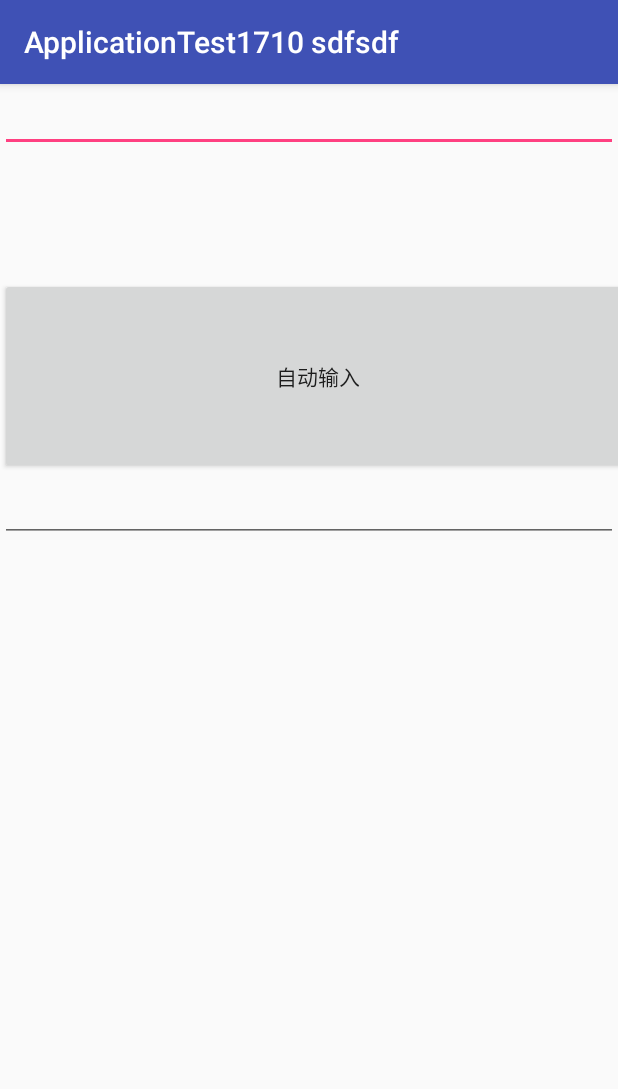
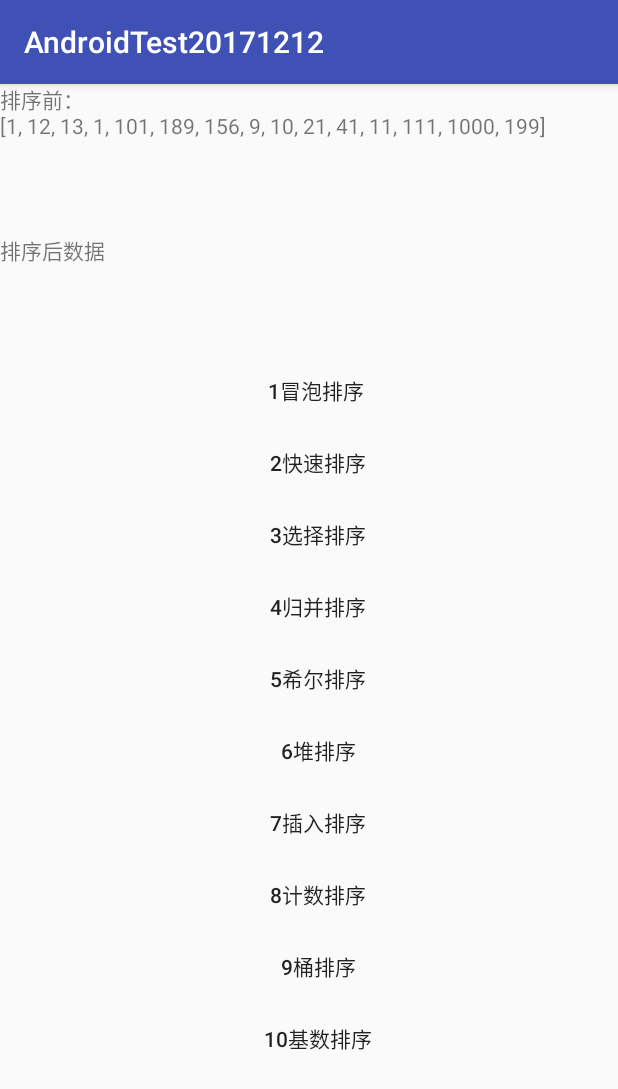
Before and after one commit to fallwater/AnroidTest20171212, an Android app: the screen it shows after launch (Activity02), on a phone screen of 412 x 824 dp. Shown: the top 1089 px of the screen. Run offline under Robolectric (Android 15) with nearby library versions, the phone set to English and light mode, and no system bars; our stand-ins replace ButterKnife; libraries missing offline, so code that uses them is left out: com.blankj.utilcode, permissions.dispatcher; 1 statement that could not run was skipped.

Commit message:
添加算法测试界面

```diff
--- a/app/src/main/java/com/fallwater/applicationtest1710/activity/Activity02.java
+++ b/app/src/main/java/com/fallwater/applicationtest1710/activity/Activity02.java
@@ -4,10 +4,9 @@ import com.fallwater.applicationtest1710.R;
 import com.fallwater.applicationtest1710.base.BaseActivity;
 import com.fallwater.applicationtest1710.fragment.BRVAHFragment;
 import com.fallwater.applicationtest1710.fragment.BitmapFragment03;
-import com.fallwater.applicationtest1710.fragment.DefaultFragment;
+import com.fallwater.applicationtest1710.fragment.FragmentaAgorithm;
 import com.fallwater.applicationtest1710.fragment.RVFragment;
 import com.fallwater.applicationtest1710.fragment.TestFragment02;
-import com.fallwater.applicationtest1710.fragment.TestFragment03;
 import com.fallwater.applicationtest1710.test.SparseArrayTest;
 import com.fallwater.applicationtest1710.unittest.flowlayout.FlowFragment;
 
@@ -43,7 +42,8 @@ public class Activity02 extends BaseActivity {
 
     private Fragment initFragment() {
 //        return new DefaultFragment();
-        return new TestFragment03();
+//        return new TestFragment03();
+        return new FragmentaAgorithm();
     }
 
     /**
--- a/app/src/main/java/com/fallwater/applicationtest1710/fragment/FragmentaAgorithm.java
+++ b/app/src/main/java/com/fallwater/applicationtest1710/fragment/FragmentaAgorithm.java
@@ -1,12 +1,14 @@
 package com.fallwater.applicationtest1710.fragment;
 
+import com.blankj.utilcode.util.LogUtils;
 import com.fallwater.applicationtest1710.R;
 
 import android.os.Bundle;
-import android.support.v7.widget.AppCompatButton;
 import android.view.View;
-import android.widget.EditText;
 import android.widget.TextView;
+
+import java.util.ArrayList;
+import java.util.List;
 
 import butterknife.BindView;
 import butterknife.OnClick;
@@ -18,19 +20,40 @@ import butterknife.OnClick;
  */
 public class FragmentaAgorithm extends BaseFragment {
 
+    public static final String TAG = "FragmentaAgorithm";
 
-    @BindView(R.id.tv)
-    TextView tv;
+    @BindView(R.id.tv_input)
+    TextView mInputTV;
 
-    @BindView(R.id.et)
-    EditText et;
+    @BindView(R.id.tv_sort)
+    TextView mSortTV;
 
-    @BindView(R.id.bt)
-    AppCompatButton bt;
+    private List<Integer> mList;
+
+    private String pre = "排序前：\n";
+
+    private String after = "排序后：\n";
 
     @Override
     protected void initData() {
+        mList = new ArrayList<>();
+        mList.add(1);
+        mList.add(12);
+        mList.add(13);
+        mList.add(1);
+        mList.add(101);
+        mList.add(189);
+        mList.add(156);
+        mList.add(9);
+        mList.add(10);
+        mList.add(21);
+        mList.add(41);
+        mList.add(11);
+        mList.add(111);
+        mList.add(1000);
+        mList.add(199);
 
+        printBefore();
     }
 
     @Override
@@ -42,14 +65,125 @@ public class FragmentaAgorithm extends BaseFragment {
         return R.layout.fragment_algorithm;
     }
 
-    @OnClick({R.id.bt})
+    @OnClick({R.id.bt_maopao, R.id.bt_kuaisu, R.id.bt_xuanze, R.id.bt_guibing,
+            R.id.bt_xier, R.id.bt_dui, R.id.bt_charu, R.id.bt_jishu,
+            R.id.bt_tong, R.id.bt_jishu2})
     public void onClickView(View view) {
+        String append = "";
         switch (view.getId()) {
-            case R.id.bt:
-                et.setText("这是自动输入的内容");
+            case R.id.bt_maopao:
+                append = "冒泡";
+                maopao();
+                break;
+            case R.id.bt_kuaisu:
+                append = "快排";
+                kuaiPai(mList,0,mList.size()-1);
+                break;
+            case R.id.bt_xuanze:
+                append = "冒泡";
+                break;
+            case R.id.bt_guibing:
+                append = "冒泡";
+                break;
+            case R.id.bt_xier:
+                append = "冒泡";
+                break;
+            case R.id.bt_dui:
+                append = "冒泡";
+                break;
+            case R.id.bt_charu:
+                append = "冒泡";
+                break;
+            case R.id.bt_jishu:
+                append = "冒泡";
+                break;
+            case R.id.bt_tong:
+                append = "冒泡";
+                break;
+            case R.id.bt_jishu2:
+                append = "冒泡";
                 break;
             default:
                 break;
         }
+        printAfter(append);
+    }
+
+    /**
+     * 快排
+     */
+    private void kuaiPai(List<Integer> list, int start, int end) {
+        LogUtils.dTag(TAG, "kuaiPai:list=" + list + "start=" + start + ",end=" + end);
+        if (list.size() == 1 || start >= end || end - start <= 1) {
+            return;
+        }
+        int benchmark = list.get(start);
+        int left = start;
+        int right = end;
+        while (left < right) {
+            LogUtils.dTag(TAG, "while before:left=" + left + ",right=" + right);
+            if (list.get(left) <= benchmark) {
+                left++;
+            }
+
+            if (list.get(right) >= benchmark) {
+                right--;
+            }
+
+            if (list.get(left) > benchmark && list.get(right) < benchmark) {
+                swap(left, right);
+                left++;
+                right--;
+            }
+
+            LogUtils.dTag(TAG, "while after:left=" + left + ",right=" + right);
+        }
+
+        kuaiPai(list, start, left);
+        kuaiPai(list, left, end);
+    }
+//    /**
+//     * 快排
+//     */
+//    private void kuaiPai(List<Integer> list) {
+//        int benchmark = 0;
+//        for (int i = 0; i < mList.size(); i++) {
+//
+//
+//
+//        }
+//    }
+
+    private void printAfter(String append) {
+        String sort = append + after + mList;
+        mSortTV.setText(sort);
+    }
+
+    private void printBefore() {
+        String original = pre + mList;
+        mInputTV.setText(original);
+    }
+
+    /**
+     * 冒泡排序
+     */
+    private void maopao() {
+        for (int j = 0; j < mList.size(); j++) {
+            for (int i = 0; i < mList.size() - j; i++) {
+                if (i + 1 >= mList.size() - j) {
+                    break;
+                }
+                if (mList.get(i) > mList.get(i + 1)) {
+                    swap(i, i + 1);
+                }
+            }
+        }
+    }
+
+    private void swap(int i, int j) {
+        LogUtils.dTag(TAG,"swap:i="+i+",j="+j);
+        int temp = mList.get(i);
+        mList.set(i, mList.get(j));
+        mList.set(j, temp);
     }
 }
--- a/app/src/main/res/layout/fragment_algorithm.xml
+++ b/app/src/main/res/layout/fragment_algorithm.xml
@@ -6,43 +6,110 @@
     android:layout_width="match_parent"
     android:layout_height="wrap_content">
 
-    <android.support.v7.widget.AppCompatEditText
-        android:id="@+id/et"
+    <android.support.v7.widget.AppCompatTextView
+        android:id="@+id/tv_input"
         android:layout_width="match_parent"
         android:layout_height="wrap_content"
-        android:layout_marginBottom="260dp"
         app:layout_constraintLeft_toLeftOf="parent"
-        app:layout_constraintBottom_toBottomOf="parent"
-        tools:layout_editor_absoluteX="0dp"/>
-
+        app:layout_constraintTop_toTopOf="parent"
+        android:minHeight="100dp"
+        android:text="排序前数据"/>
 
     <android.support.v7.widget.AppCompatTextView
-        android:id="@+id/tv"
+        android:id="@+id/tv_sort"
         android:layout_width="match_parent"
         android:layout_height="84dp"
         app:layout_constraintLeft_toLeftOf="parent"
-        app:layout_constraintTop_toBottomOf="@id/et"
-        app:layout_constraintBottom_toTopOf="@id/bt"
-        tools:layout_editor_absoluteY="37dp"
-        tools:layout_editor_absoluteX="0dp"/>
+        app:layout_constraintTop_toBottomOf="@+id/tv_input"
+        android:minHeight="100dp"
+        android:text="排序后数据"/>
 
-    <android.support.v7.widget.AppCompatButton
-        android:id="@+id/bt"
-        android:layout_width="424dp"
-        android:layout_height="0dp"
-        android:layout_marginBottom="8dp"
-        app:layout_constraintBottom_toTopOf="@id/et2"
-        app:layout_constraintTop_toBottomOf="@id/tv"
-        android:text="自动输入"/>
-
-    <android.support.v7.widget.AppCompatEditText
-        android:id="@+id/et2"
+    <LinearLayout
         android:layout_width="match_parent"
         android:layout_height="wrap_content"
-        android:layout_marginBottom="260dp"
-        app:layout_constraintLeft_toLeftOf="parent"
-        app:layout_constraintTop_toBottomOf="@id/bt"
-        tools:layout_editor_absoluteX="0dp"/>
+        app:layout_constraintTop_toBottomOf="@id/tv_sort"
+        android:orientation="vertical">
 
+        <android.support.v7.widget.AppCompatButton
+            android:id="@+id/bt_maopao"
+            android:layout_width="424dp"
+            android:layout_height="40dp"
+            android:layout_marginBottom="8dp"
+            android:background="@null"
+            android:text="1冒泡排序 "/>
+
+        <android.support.v7.widget.AppCompatButton
+            android:id="@+id/bt_kuaisu"
+            android:layout_width="424dp"
+            android:layout_height="40dp"
+            android:layout_marginBottom="8dp"
+            android:background="@null"
+            android:text="2快速排序"/>
+
+        <android.support.v7.widget.AppCompatButton
+            android:id="@+id/bt_xuanze"
+            android:layout_width="424dp"
+            android:layout_height="40dp"
+            android:layout_marginBottom="8dp"
+            android:background="@null"
+            android:text="3选择排序"/>
+
+        <android.support.v7.widget.AppCompatButton
+            android:id="@+id/bt_guibing"
+            android:layout_width="424dp"
+            android:layout_height="40dp"
+            android:layout_marginBottom="8dp"
+            android:background="@null"
+            android:text="4归并排序"/>
+
+        <android.support.v7.widget.AppCompatButton
+            android:id="@+id/bt_xier"
+            android:layout_width="424dp"
+            android:layout_height="40dp"
+            android:layout_marginBottom="8dp"
+            android:background="@null"
+            android:text="5希尔排序"/>
+
+        <android.support.v7.widget.AppCompatButton
+            android:id="@+id/bt_dui"
+            android:layout_width="424dp"
+            android:layout_height="40dp"
+            android:layout_marginBottom="8dp"
+            android:background="@null"
+            android:text="6堆排序"/>
+
+        <android.support.v7.widget.AppCompatButton
+            android:id="@+id/bt_charu"
+            android:layout_width="424dp"
+            android:layout_height="40dp"
+            android:layout_marginBottom="8dp"
+            android:background="@null"
+            android:text="7插入排序"/>
+
+        <android.support.v7.widget.AppCompatButton
+            android:id="@+id/bt_jishu"
+            android:layout_width="424dp"
+            android:layout_height="40dp"
+            android:layout_marginBottom="8dp"
+            android:background="@null"
+            android:text="8计数排序"/>
+
+        <android.support.v7.widget.AppCompatButton
+            android:id="@+id/bt_tong"
+            android:layout_width="424dp"
+            android:layout_height="40dp"
+            android:layout_marginBottom="8dp"
+            android:background="@null"
+            android:text="9桶排序"/>
+
+        <android.support.v7.widget.AppCompatButton
+            android:id="@+id/bt_jishu2"
+            android:layout_width="424dp"
+            android:layout_height="40dp"
+            android:layout_marginBottom="8dp"
+            android:background="@null"
+            android:text="10基数排序"/>
+
+    </LinearLayout>
 
 </android.support.constraint.ConstraintLayout>
--- a/app/src/main/res/values/strings.xml
+++ b/app/src/main/res/values/strings.xml
@@ -1,4 +1,4 @@
 <resources>
-    <string name="app_name">ApplicationTest1710 sdfsdf</string>
+    <string name="app_name">AndroidTest20171212</string>
     <string name="test">ApplicationTest1710 sdfsdfApplicationTest1710 sdfsdfApplicationTest1710 sdfsdfApplicationTest1710 sdfsdfApplicationTest1710 sdfsdfApplicationTest1710 sdfsdf</string>
 </resources>
```
